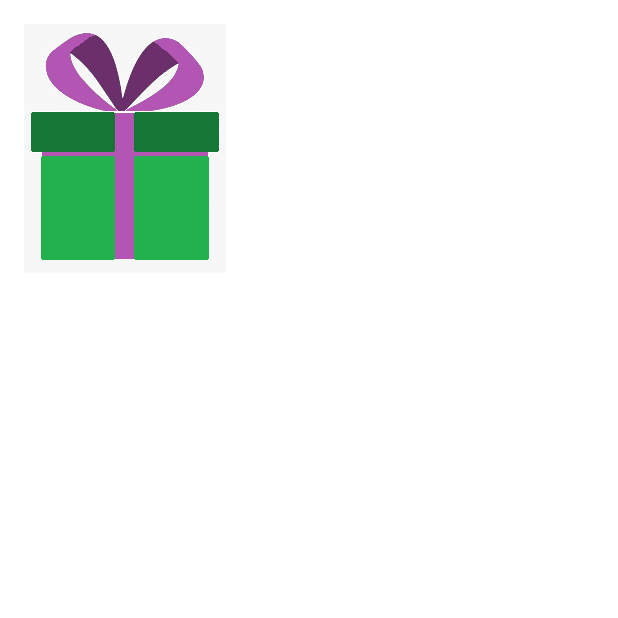
After one commit to EnderMB/Ander, an Android app built with Jetpack Compose: the composable LoginScreen shown on its own in the app's theme, on a phone screen of 412 x 824 dp, the top half of it. The commit adds this screen. Run offline under Robolectric (Android 15) with nearby library versions, the phone set to English and light mode, and no system bars.

Commit message:
update 0.01

```diff
--- a/app/build.gradle
+++ b/app/build.gradle
@@ -55,6 +55,7 @@ dependencies {
     implementation "androidx.compose.ui:ui-tooling-preview:$compose_ui_version"
     implementation 'androidx.compose.material:material:1.2.0'
     testImplementation 'junit:junit:4.13.2'
+    implementation platform('com.google.firebase:firebase-bom:31.2.0')
     androidTestImplementation 'androidx.test.ext:junit:1.1.5'
     androidTestImplementation 'androidx.test.espresso:espresso-core:3.5.1'
     androidTestImplementation "androidx.compose.ui:ui-test-junit4:$compose_ui_version"
--- /dev/null
+++ b/app/src/main/java/com/example/ander/ui/login/ui/LoginScreen.kt
@@ -0,0 +1,36 @@
+package com.example.ander.ui.login.ui
+
+import androidx.compose.foundation.Image
+import androidx.compose.foundation.layout.Box
+import androidx.compose.foundation.layout.Column
+import androidx.compose.foundation.layout.fillMaxSize
+import androidx.compose.foundation.layout.padding
+import androidx.compose.runtime.Composable
+import androidx.compose.ui.Alignment
+import androidx.compose.ui.Modifier
+import androidx.compose.ui.res.painterResource
+import androidx.compose.ui.unit.dp
+import com.example.ander.R
+
+@Composable
+fun LoginScreen(){
+    Box(
+        Modifier
+            .fillMaxSize()
+            .padding(16.dp)){
+        //Colocamos el parametro de align en esta parte para que afecte al hijo abajo
+            Login(Modifier.align(Alignment.Center))
+    }
+}
+
+@Composable
+fun Login(align: Modifier) {
+    Column(modifier = Modifier) {
+        HeaderImage()
+    }
+}
+
+@Composable
+fun HeaderImage() {
+    Image(painter = painterResource(id = R.drawable.gifticon), contentDescription = "Header")
+}
--- /dev/null
+++ b/app/src/main/java/com/example/ander/ui/login/ui/LoginViewModel.kt
@@ -0,0 +1 @@
+package com.example.ander.ui.login.ui
```
Also changed, not shown: app/src/main/java/com/example/ander/MainActivity.kt (+2 -14 lines), build.gradle (+7 -0 lines), app/src/main/res/drawable-nodpi/gifticon.png (added), 1 other file.
